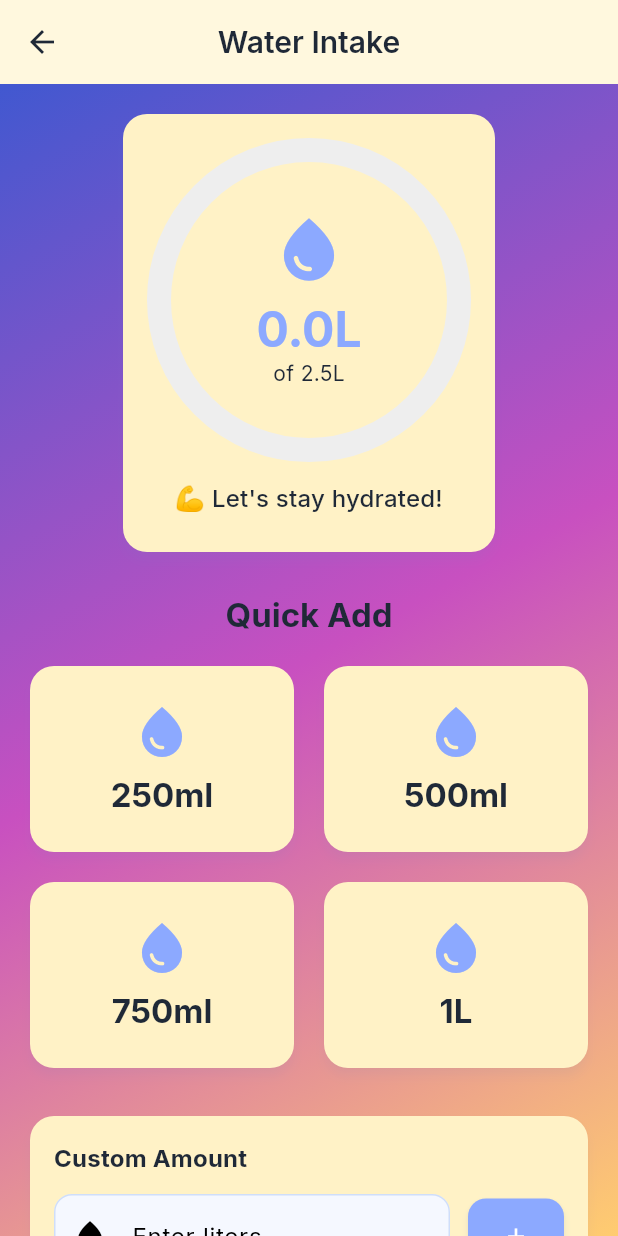
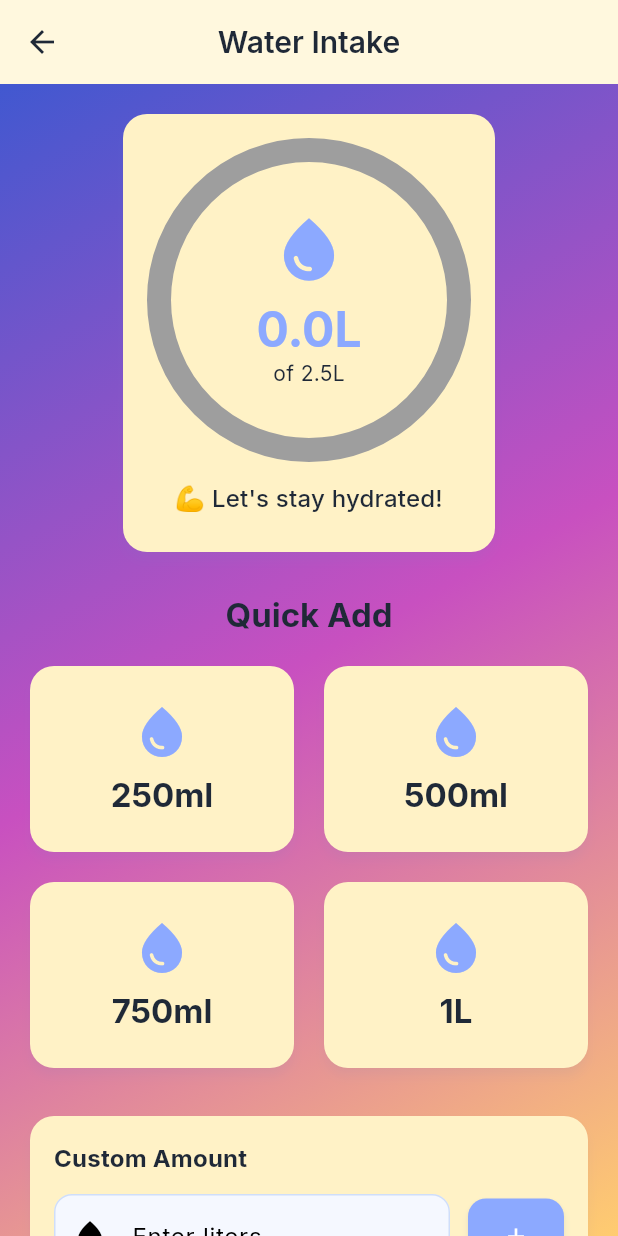
Before and after one commit to Rashmika-Bandara/Daily_Glow, a Flutter app: the WaterIntakeScreen screen opened directly, on a phone screen of 412 x 824 dp. Run offline on Flutter 3.47's test engine with Material 3 defaults, Android fonts, the phone set to English and light mode, and no system bars; our stand-ins replace cloud_firestore, firebase_auth, firebase_core, flutter_riverpod, google_fonts, shared_preferences; accounts and stored records are empty.

```diff
--- a/flutter_app_setup/lib/screens/water/water_intake_screen.dart
+++ b/flutter_app_setup/lib/screens/water/water_intake_screen.dart
@@ -101,7 +101,7 @@ class _WaterIntakeScreenState extends ConsumerState<WaterIntakeScreen> {
                           child: CircularProgressIndicator(
                             value: progress,
                             strokeWidth: 16,
-                            backgroundColor: Colors.grey.shade200,
+                            backgroundColor: const Color(0xFF9E9E9E),
                             valueColor: const AlwaysStoppedAnimation<Color>(
                               AppTheme.waterIntake,
                             ),
```
